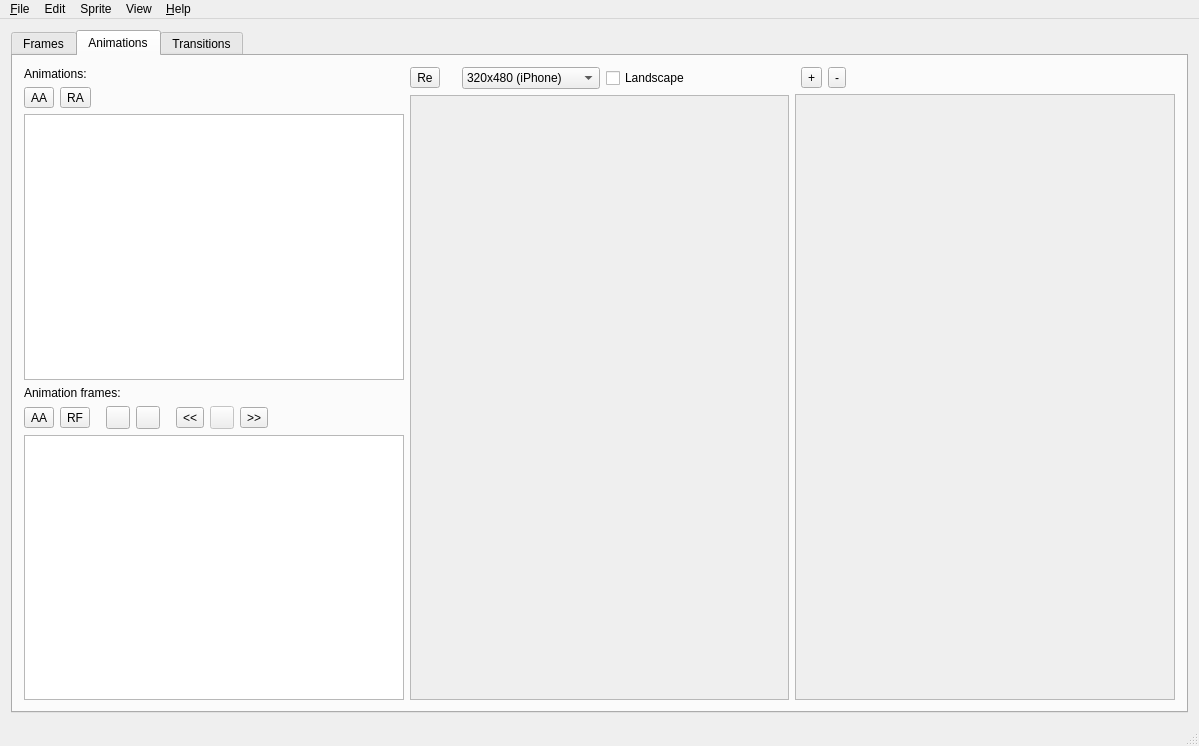
This is mainwindow.ui in lvklabs/sprite-animator-tool as Qt 5 draws it before an edit. The edited form follows.
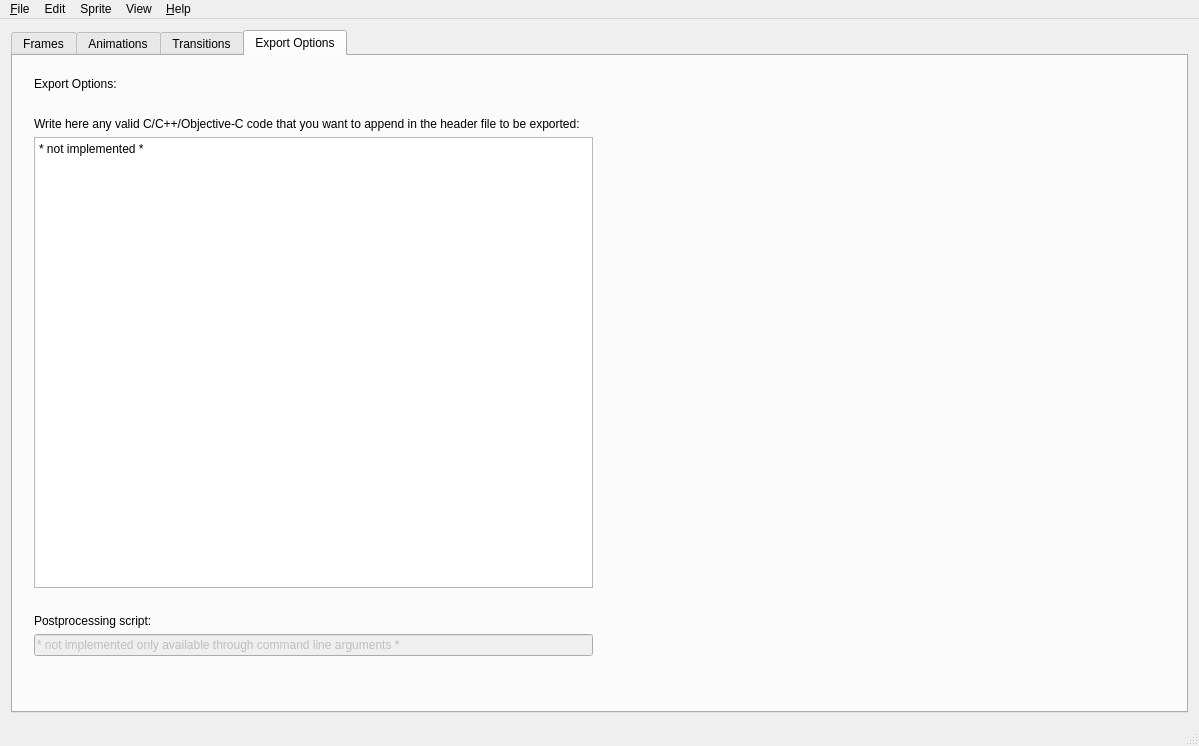
This is the edited form. The open tabs and pages were chosen to show the change. Icons and pictures are not drawn. Custom widgets are drawn as their Qt base class.

Commit message: Added new button to invert aframes order

The edit to the form file:
```diff
--- a/mainwindow.ui
+++ b/mainwindow.ui
@@ -1612,6 +1612,102 @@
         </item>
        </layout>
       </widget>
+      <widget class="QWidget" name="exportTab">
+       <attribute name="title">
+        <string>Export Options</string>
+       </attribute>
+       <widget class="QWidget" name="gridLayoutWidget_2">
+        <property name="geometry">
+         <rect>
+          <x>10</x>
+          <y>10</y>
+          <width>581</width>
+          <height>601</height>
+         </rect>
+        </property>
+        <layout class="QGridLayout" name="gridLayout_4">
+         <item row="3" column="0">
+          <widget class="QPlainTextEdit" name="customHeaderText">
+           <property name="lineWrapMode">
+            <enum>QPlainTextEdit::NoWrap</enum>
+           </property>
+           <property name="plainText">
+            <string>* not implemented *</string>
+           </property>
+          </widget>
+         </item>
+         <item row="2" column="0">
+          <widget class="QLabel" name="exportExplanationLabel">
+           <property name="text">
+            <string>Write here any valid C/C++/Objective-C code that you want to append in the header file to be exported:</string>
+           </property>
+           <property name="textFormat">
+            <enum>Qt::PlainText</enum>
+           </property>
+           <property name="wordWrap">
+            <bool>true</bool>
+           </property>
+          </widget>
+         </item>
+         <item row="0" column="0">
+          <widget class="QLabel" name="exportOptionsLabel">
+           <property name="text">
+            <string>Export Options:</string>
+           </property>
+          </widget>
+         </item>
+         <item row="1" column="0">
+          <spacer name="verticalSpacer">
+           <property name="orientation">
+            <enum>Qt::Vertical</enum>
+           </property>
+           <property name="sizeType">
+            <enum>QSizePolicy::Fixed</enum>
+           </property>
+           <property name="sizeHint" stdset="0">
+            <size>
+             <width>20</width>
+             <height>20</height>
+            </size>
+           </property>
+          </spacer>
+         </item>
+         <item row="4" column="0">
+          <spacer name="verticalSpacer_2">
+           <property name="orientation">
+            <enum>Qt::Vertical</enum>
+           </property>
+           <property name="sizeType">
+            <enum>QSizePolicy::Fixed</enum>
+           </property>
+           <property name="sizeHint" stdset="0">
+            <size>
+             <width>20</width>
+             <height>20</height>
+            </size>
+           </property>
+          </spacer>
+         </item>
+         <item row="5" column="0">
+          <widget class="QLabel" name="postprocessingLabel">
+           <property name="text">
+            <string>Postprocessing script:</string>
+           </property>
+          </widget>
+         </item>
+         <item row="6" column="0">
+          <widget class="QLineEdit" name="lineEdit">
+           <property name="enabled">
+            <bool>false</bool>
+           </property>
+           <property name="text">
+            <string>* not implemented only available through command line arguments *</string>
+           </property>
+          </widget>
+         </item>
+        </layout>
+       </widget>
+      </widget>
      </widget>
     </item>
    </layout>
```
Left out of the diff: 21 changed lines with no effect on the pictures. The commit also changes 2 other files.
